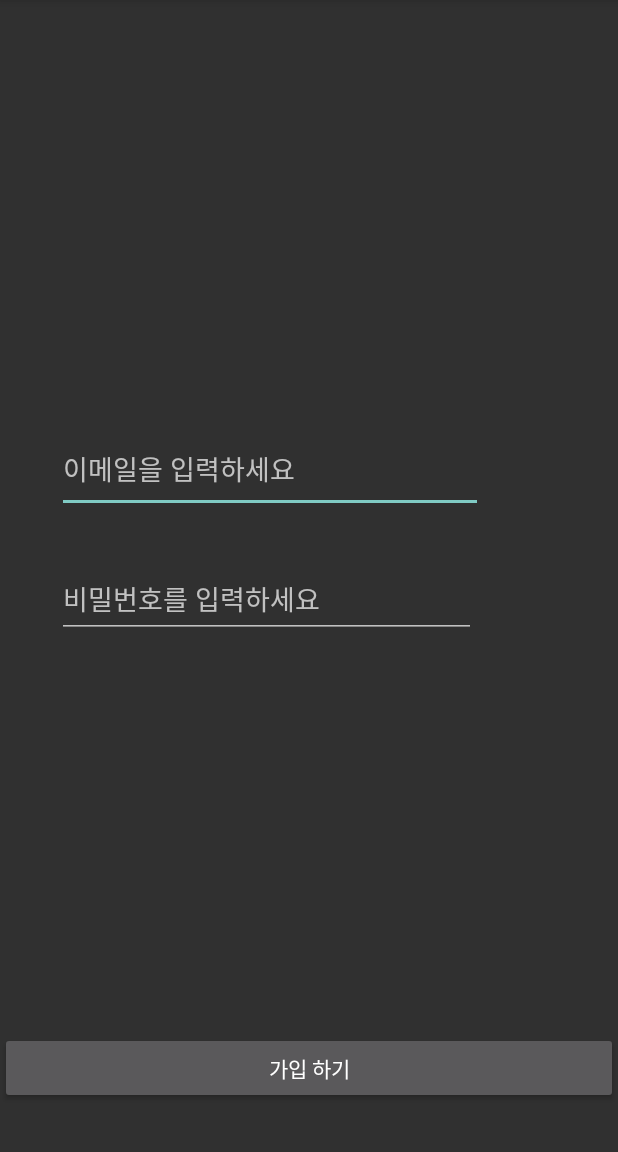
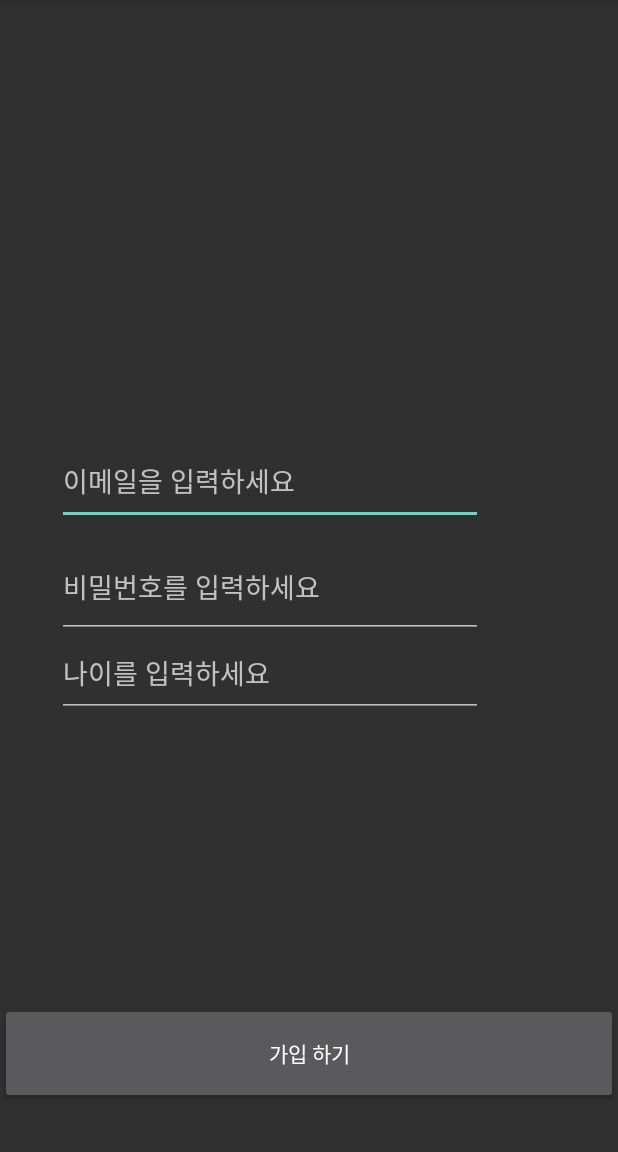
Before and after one commit to michiiin/app8, an Android app built with Jetpack Compose: the signinActivity screen opened directly, with no data from a screen before it, on a phone screen of 412 x 824 dp, the part 84-1236 px from its top. Run offline under Robolectric (Android 15) with nearby library versions, the phone set to English and light mode, and no system bars; our stand-ins replace Firebase (no records; nobody signed in at launch, a user with empty details on screens opened directly).

```diff
--- a/app/build.gradle.kts
+++ b/app/build.gradle.kts
@@ -78,6 +78,7 @@ dependencies {
     implementation("androidx.constraintlayout:constraintlayout:2.1.4")
     implementation("androidx.lifecycle:lifecycle-livedata-ktx:2.6.2")
     implementation("androidx.lifecycle:lifecycle-viewmodel-ktx:2.6.2")
+    implementation("com.google.firebase:firebase-storage:20.3.0")
     testImplementation("junit:junit:4.13.2")
     androidTestImplementation("androidx.test.ext:junit:1.1.5")
     androidTestImplementation("androidx.test.espresso:espresso-core:3.5.1")
--- a/app/src/main/AndroidManifest.xml
+++ b/app/src/main/AndroidManifest.xml
@@ -7,8 +7,10 @@
 
     <uses-permission android:name="android.permission.INTERNET" />
     <uses-permission android:name="android.permission.READ_EXTERNAL_STORAGE"
-        android:maxSdkVersion="34"
+        android:maxSdkVersion="32"
         tools:ignore="ScopedStorage" />
+    <uses-permission android:name="android.permission.WRITE_EXTERNAL_STORAGE"
+        android:maxSdkVersion="32" />
 
     <application
         android:allowBackup="true"
--- a/app/src/main/java/com/example/app8/signinActivity.java
+++ b/app/src/main/java/com/example/app8/signinActivity.java
@@ -21,7 +21,7 @@ public class signinActivity extends AppCompatActivity {
 
     private FirebaseAuth mFirebaseAuth; //파이어베이스 인증
     private DatabaseReference mDatabaseRef; // 실시간데이터베이스
-    private EditText txt_email,txt_pwd; // 회원가입 입력필드
+    private EditText txt_email,txt_pwd,txt_age; // 회원가입 입력필드
     private Button msignin_button; //회원가입 버튼
 
 
@@ -39,6 +39,8 @@ public class signinActivity extends AppCompatActivity {
 
         txt_email = findViewById(R.id.txt_email);
         txt_pwd = findViewById(R.id.txt_pwd);
+        txt_age = findViewById(R.id.txt_age);
+
         msignin_button = findViewById(R.id.signin_button);
 
         msignin_button.setOnClickListener(new View.OnClickListener() {
@@ -47,6 +49,7 @@ public class signinActivity extends AppCompatActivity {
                 //회원가입 처리 시작
                 String strEmail = txt_email.getText().toString();
                 String strPwd = txt_pwd.getText().toString();
+                String strAge = txt_age.getText().toString();
 
 
                 //firebaseauth 진행
@@ -62,6 +65,8 @@ public class signinActivity extends AppCompatActivity {
                             account.setEmailId(firebaseUser.getEmail());
                             account.setIdToken(firebaseUser.getUid());
                             account.setPassword(strPwd);
+                            account.setAge(Integer.parseInt(strAge));// 나이를 정수로 변환하여 저장
+
 
                             // Firebase 실시간 데이터베이스에 사용자 정보 저장
                             mDatabaseRef.child("UserAccount").child(firebaseUser.getUid()).setValue(account);
--- a/app/src/main/res/layout/activity_signin.xml
+++ b/app/src/main/res/layout/activity_signin.xml
@@ -5,6 +5,7 @@
     android:layout_width="match_parent"
     android:layout_height="match_parent"
     tools:context=".signinActivity">
+
 
     <EditText
         android:id="@+id/txt_email"
@@ -14,25 +15,39 @@
         android:ems="10"
         android:hint="이메일을 입력하세요"
         android:inputType="textEmailAddress"
+        app:layout_constraintBottom_toTopOf="@+id/txt_pwd"
         app:layout_constraintEnd_toEndOf="parent"
-        app:layout_constraintHorizontal_bias="0.296"
+        app:layout_constraintHorizontal_bias="0.299"
         app:layout_constraintStart_toStartOf="parent"
-        app:layout_constraintTop_toTopOf="parent" />
+        app:layout_constraintTop_toTopOf="parent"
+        app:layout_constraintVertical_bias="0.533" />
 
     <EditText
         android:id="@+id/txt_pwd"
-        android:layout_width="279dp"
-        android:layout_height="51dp"
-        android:layout_marginTop="32dp"
+        android:layout_width="0dp"
+        android:layout_height="0dp"
+        android:layout_marginTop="357dp"
+        android:layout_marginBottom="243dp"
         android:ems="10"
         android:hint="비밀번호를 입력하세요"
         android:inputType="textPassword"
         app:layout_constraintBottom_toTopOf="@+id/signin_button"
+        app:layout_constraintEnd_toEndOf="@+id/txt_age"
+        app:layout_constraintStart_toStartOf="@+id/txt_age"
+        app:layout_constraintTop_toTopOf="parent" />
+
+    <EditText
+        android:id="@+id/txt_age"
+        android:layout_width="284dp"
+        android:layout_height="58dp"
+        android:layout_marginTop="420dp"
+        android:ems="10"
+        android:hint="나이를 입력하세요"
+        android:inputType="number"
         app:layout_constraintEnd_toEndOf="parent"
-        app:layout_constraintHorizontal_bias="0.287"
+        app:layout_constraintHorizontal_bias="0.299"
         app:layout_constraintStart_toStartOf="parent"
-        app:layout_constraintTop_toBottomOf="@+id/txt_email"
-        app:layout_constraintVertical_bias="0.0" />
+        app:layout_constraintTop_toTopOf="parent" />
 
     <Button
         android:id="@+id/signin_button"
@@ -42,5 +57,6 @@
         android:text="가입 하기"
         app:layout_constraintBottom_toBottomOf="parent"
         app:layout_constraintEnd_toEndOf="parent"
-        app:layout_constraintStart_toStartOf="parent" />
+        app:layout_constraintStart_toStartOf="parent"
+        app:layout_constraintTop_toBottomOf="@+id/txt_pwd" />
 </androidx.constraintlayout.widget.ConstraintLayout>
```
Also changed, not shown: app/src/main/java/com/example/app8/UserAccount.java (+10 -4 lines), app/src/main/java/com/example/app8/loginActivity.java (+7 -1 lines).
